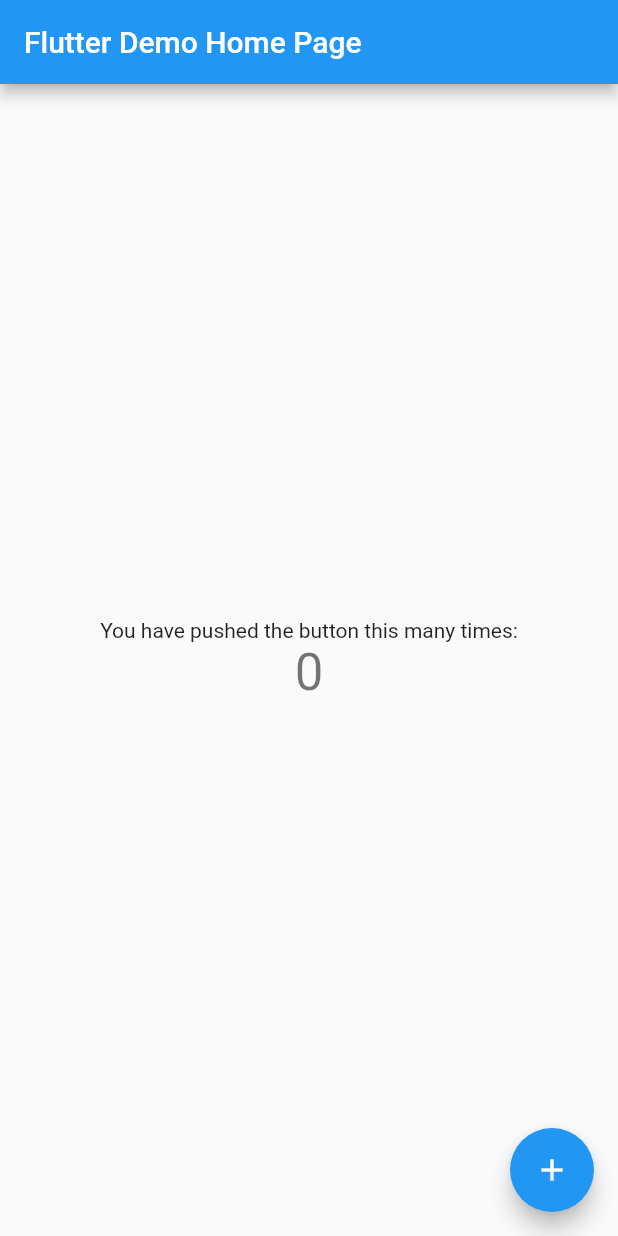
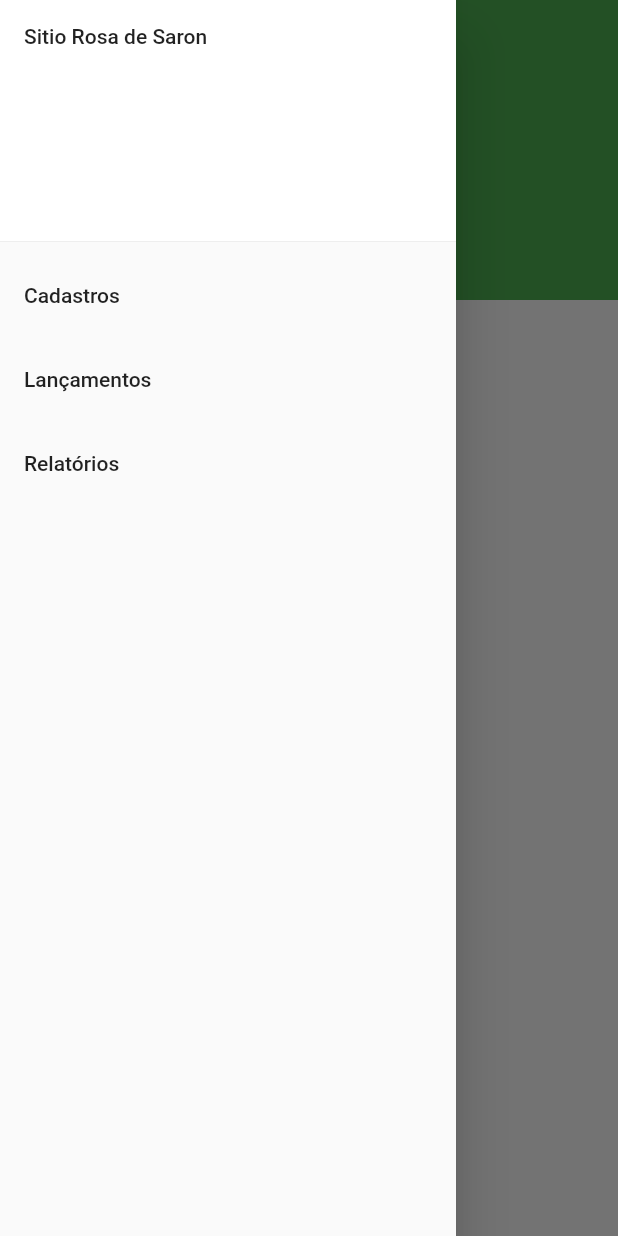
Before and after one commit to renantescaro/Flutter, a Flutter app: the screen it shows after launch, with the side drawer open (before the commit the screen has no drawer), on a phone screen of 412 x 824 dp. Run offline on Flutter 3.47's test engine with Material 2 defaults, Android fonts, the phone set to English and light mode, and no system bars; our stand-ins replace sqflite; accounts and stored records are empty.

Commit message:
teste Flutter

```diff
--- /dev/null
+++ b/visual/lib/Cadastros.dart
@@ -0,0 +1,23 @@
+import 'package:flutter/material.dart';
+
+void main() => runApp(Cadastros());
+
+class Cadastros extends StatelessWidget {
+  @override
+  Widget build(BuildContext context) {
+    return MaterialApp(
+      title: 'Cadastros',
+      theme: ThemeData(
+        primarySwatch: Colors.green,
+      ),
+      home: Scaffold(
+        appBar: AppBar(
+          title: Text('Cadastros'),
+        ),
+        body: Center(
+
+        ),
+      ),
+    );
+  }
+}
--- /dev/null
+++ b/visual/lib/Lancamentos.dart
@@ -0,0 +1,23 @@
+import 'package:flutter/material.dart';
+
+void main() => runApp(Lancamentos());
+
+class Lancamentos extends StatelessWidget {
+  @override
+  Widget build(BuildContext context) {
+    return MaterialApp(
+      title: 'Lançamentos',
+      theme: ThemeData(
+        primarySwatch: Colors.green,
+      ),
+      home: Scaffold(
+        appBar: AppBar(
+          title: Text('Lançamentos'),
+        ),
+        body: Center(
+
+        ),
+      ),
+    );
+  }
+}
--- /dev/null
+++ b/visual/lib/Relatorios.dart
@@ -0,0 +1,23 @@
+import 'package:flutter/material.dart';
+
+void main() => runApp(Relatorios());
+
+class Relatorios extends StatelessWidget {
+  @override
+  Widget build(BuildContext context) {
+    return MaterialApp(
+      title: 'Relatórios',
+      theme: ThemeData(
+        primarySwatch: Colors.green,
+      ),
+      home: Scaffold(
+        appBar: AppBar(
+          title: Text('Relatórios'),
+        ),
+        body: Center(
+
+        ),
+      ),
+    );
+  }
+}
--- a/visual/lib/main.dart
+++ b/visual/lib/main.dart
@@ -1,111 +1,100 @@
 import 'package:flutter/material.dart';
+import 'Cadastros.dart';
+import 'Relatorios.dart';
+import 'Lancamentos.dart';
 
 void main() => runApp(MyApp());
 
 class MyApp extends StatelessWidget {
-  // This widget is the root of your application.
   @override
   Widget build(BuildContext context) {
     return MaterialApp(
-      title: 'Flutter Demo',
+      title: 'titulo',
       theme: ThemeData(
-        // This is the theme of your application.
-        //
-        // Try running your application with "flutter run". You'll see the
-        // application has a blue toolbar. Then, without quitting the app, try
-        // changing the primarySwatch below to Colors.green and then invoke
-        // "hot reload" (press "r" in the console where you ran "flutter run",
-        // or simply save your changes to "hot reload" in a Flutter IDE).
-        // Notice that the counter didn't reset back to zero; the application
-        // is not restarted.
-        primarySwatch: Colors.blue,
+        primarySwatch: Colors.green,
       ),
-      home: MyHomePage(title: 'Flutter Demo Home Page'),
+      home: MyHomePage(
+        title: 'titulo pagina'
+      ),
     );
   }
 }
 
-class MyHomePage extends StatefulWidget {
-  MyHomePage({Key key, this.title}) : super(key: key);
-
-  // This widget is the home page of your application. It is stateful, meaning
-  // that it has a State object (defined below) that contains fields that affect
-  // how it looks.
-
-  // This class is the configuration for the state. It holds the values (in this
-  // case the title) provided by the parent (in this case the App widget) and
-  // used by the build method of the State. Fields in a Widget subclass are
-  // always marked "final".
-
+class MyHomePage extends StatelessWidget {
   final String title;
 
-  @override
-  _MyHomePageState createState() => _MyHomePageState();
-}
-
-class _MyHomePageState extends State<MyHomePage> {
-  int _counter = 0;
-
-  void _incrementCounter() {
-    setState(() {
-      // This call to setState tells the Flutter framework that something has
-      // changed in this State, which causes it to rerun the build method below
-      // so that the display can reflect the updated values. If we changed
-      // _counter without calling setState(), then the build method would not be
-      // called again, and so nothing would appear to happen.
-      _counter++;
-    });
-  }
+  MyHomePage({Key key, this.title}) : super(key: key);
 
   @override
   Widget build(BuildContext context) {
-    // This method is rerun every time setState is called, for instance as done
-    // by the _incrementCounter method above.
-    //
-    // The Flutter framework has been optimized to make rerunning build methods
-    // fast, so that you can just rebuild anything that needs updating rather
-    // than having to individually change instances of widgets.
     return Scaffold(
-      appBar: AppBar(
-        // Here we take the value from the MyHomePage object that was created by
-        // the App.build method, and use it to set our appbar title.
-        title: Text(widget.title),
+      body: DefaultTabController(
+        length: 2,
+        child: NestedScrollView(
+          headerSliverBuilder: (BuildContext context, bool innerBoxIsScrolled){
+            return <Widget>[
+              SliverAppBar(
+                expandedHeight: 200.0,
+                floating: false,
+                pinned: true,
+                flexibleSpace: FlexibleSpaceBar(
+                  centerTitle: true,
+                  title: Text("620,00",
+                  style: TextStyle(
+                    color: Colors.white,
+                    fontSize: 30.0,
+                  )),
+
+
+
+                )
+              )
+            ];
+          },
+          body: Center(
+          ),
+        ),
       ),
-      body: Center(
-        // Center is a layout widget. It takes a single child and positions it
-        // in the middle of the parent.
-        child: Column(
-          // Column is also layout widget. It takes a list of children and
-          // arranges them vertically. By default, it sizes itself to fit its
-          // children horizontally, and tries to be as tall as its parent.
-          //
-          // Invoke "debug painting" (press "p" in the console, choose the
-          // "Toggle Debug Paint" action from the Flutter Inspector in Android
-          // Studio, or the "Toggle Debug Paint" command in Visual Studio Code)
-          // to see the wireframe for each widget.
-          //
-          // Column has various properties to control how it sizes itself and
-          // how it positions its children. Here we use mainAxisAlignment to
-          // center the children vertically; the main axis here is the vertical
-          // axis because Columns are vertical (the cross axis would be
-          // horizontal).
-          mainAxisAlignment: MainAxisAlignment.center,
+      drawer: Drawer(
+        child: ListView(
+          padding: EdgeInsets.zero,
           children: <Widget>[
-            Text(
-              'You have pushed the button this many times:',
+            DrawerHeader(
+              child: Text('Sitio Rosa de Saron'),
+              decoration: BoxDecoration(
+                color: Colors.white,
+              ),
             ),
-            Text(
-              '$_counter',
-              style: Theme.of(context).textTheme.display1,
+            ListTile(
+              title: Text('Cadastros'),
+              onTap: () {
+                Navigator.push(
+                  context,
+                  MaterialPageRoute(builder: (context) => Cadastros()),
+                );
+              },
+            ),
+            ListTile(
+              title: Text('Lançamentos'),
+              onTap: () {
+                Navigator.push(
+                  context,
+                  MaterialPageRoute(builder: (context) => Lancamentos()),
+                );
+              },
+            ),
+            ListTile(
+              title: Text('Relatórios'),
+              onTap: () {
+                Navigator.push(
+                  context,
+                  MaterialPageRoute(builder: (context) => Relatorios()),
+                );
+              },
             ),
           ],
         ),
-      ),
-      floatingActionButton: FloatingActionButton(
-        onPressed: _incrementCounter,
-        tooltip: 'Increment',
-        child: Icon(Icons.add),
-      ), // This trailing comma makes auto-formatting nicer for build methods.
+      )
     );
   }
 }
```
